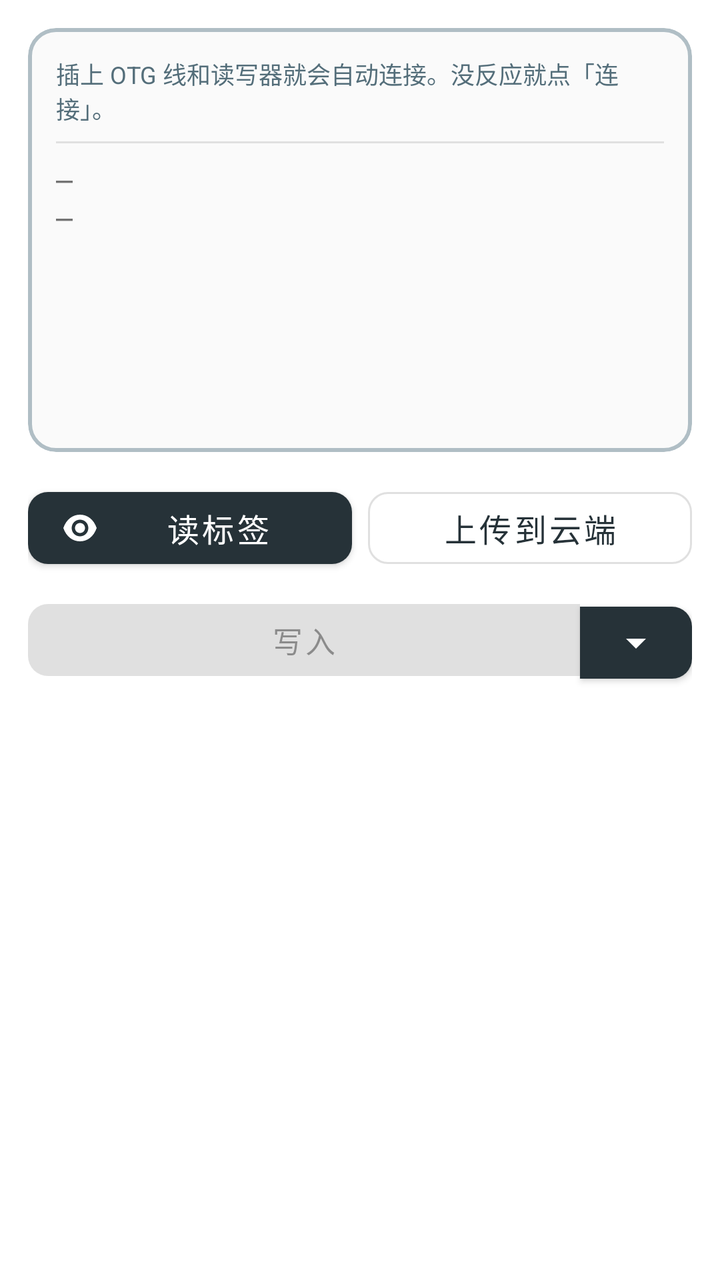
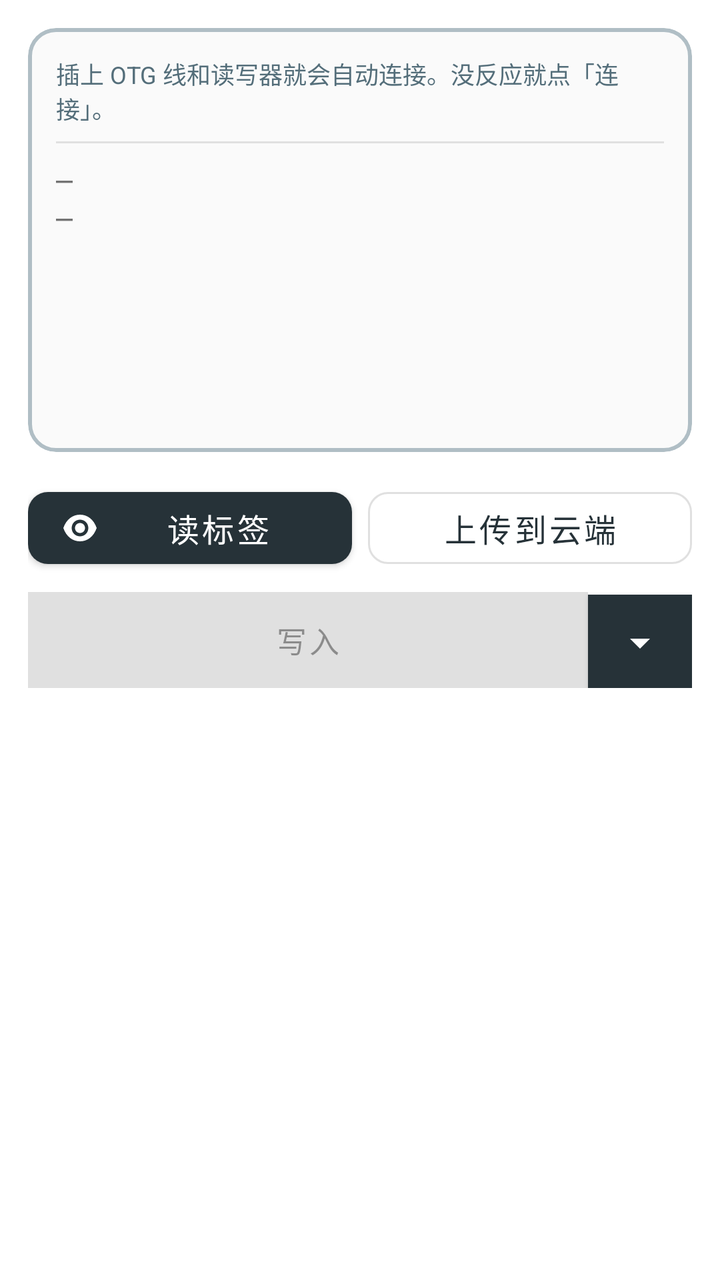

Screens rendered from an Android XML layout before and after an edit, with the pre-edit source and the edit as a unified diff.
<!-- AndroidManifest.xml: application theme Theme.UhfRfid -->
<!-- res/layout/fragment_home.xml -->
<?xml version="1.0" encoding="utf-8"?>
<androidx.core.widget.NestedScrollView xmlns:android="http://schemas.android.com/apk/res/android"
    xmlns:app="http://schemas.android.com/apk/res-auto"
    android:layout_width="match_parent"
    android:layout_height="match_parent"
    android:fillViewport="true">

    <LinearLayout
        android:layout_width="match_parent"
        android:layout_height="wrap_content"
        android:orientation="vertical"
        android:padding="14dp">

        
        <com.google.android.material.card.MaterialCardView
            android:id="@+id/panel"
            android:layout_width="match_parent"
            android:layout_height="212dp"
            app:cardBackgroundColor="#FAFAFA"
            app:cardCornerRadius="14dp"
            app:cardElevation="0dp"
            app:strokeColor="#B0BEC5"
            app:strokeWidth="2dp">

            <LinearLayout
                android:layout_width="match_parent"
                android:layout_height="match_parent"
                android:orientation="vertical"
                android:padding="14dp">

                <com.google.android.material.textview.MaterialTextView
                    android:id="@+id/statusText"
                    android:layout_width="match_parent"
                    android:layout_height="wrap_content"
                    android:ellipsize="end"
                    android:maxLines="2"
                    android:text="@string/no_device_hint"
                    android:textColor="#546E7A"
                    android:textSize="12sp" />

                <com.google.android.material.textview.MaterialTextView
                    android:id="@+id/hitName"
                    android:layout_width="match_parent"
                    android:layout_height="wrap_content"
                    android:layout_marginTop="4dp"
                    android:ellipsize="end"
                    android:maxLines="1"
                    android:textColor="#0D47A1"
                    android:textSize="22sp"
                    android:textStyle="bold"
                    android:visibility="gone" />

                <com.google.android.material.textview.MaterialTextView
                    android:id="@+id/hitSub"
                    android:layout_width="match_parent"
                    android:layout_height="wrap_content"
                    android:ellipsize="end"
                    android:maxLines="1"
                    android:fontFamily="monospace"
                    android:textColor="#1565C0"
                    android:textSize="12sp"
                    android:visibility="gone" />

                <View
                    android:layout_width="match_parent"
                    android:layout_height="1dp"
                    android:layout_marginTop="8dp"
                    android:layout_marginBottom="8dp"
                    android:background="#E0E0E0" />

                <com.google.android.material.textview.MaterialTextView
                    android:id="@+id/epcText"
                    android:layout_width="match_parent"
                    android:layout_height="wrap_content"
                    android:ellipsize="middle"
                    android:fontFamily="monospace"
                    android:maxLines="1"
                    android:text="—"
                    android:textIsSelectable="true"
                    android:textSize="14sp" />

                <com.google.android.material.textview.MaterialTextView
                    android:id="@+id/tidText"
                    android:layout_width="match_parent"
                    android:layout_height="wrap_content"
                    android:ellipsize="middle"
                    android:fontFamily="monospace"
                    android:maxLines="1"
                    android:text="—"
                    android:textIsSelectable="true"
                    android:textSize="14sp" />

                <com.google.android.material.textview.MaterialTextView
                    android:id="@+id/checkText"
                    android:layout_width="match_parent"
                    android:layout_height="wrap_content"
                    android:layout_marginTop="2dp"
                    android:ellipsize="end"
                    android:maxLines="1"
                    android:textSize="12sp"
                    android:textStyle="bold" />
            </LinearLayout>
        </com.google.android.material.card.MaterialCardView>

        
        <LinearLayout
            android:layout_width="match_parent"
            android:layout_height="wrap_content"
            android:layout_marginTop="14dp"
            android:orientation="horizontal">

            <com.google.android.material.button.MaterialButton
                android:id="@+id/readBtn"
                android:layout_width="0dp"
                android:layout_height="wrap_content"
                android:layout_weight="1"
                android:text="@string/read_short"
                android:textSize="16sp"
                app:cornerRadius="10dp"
                app:icon="@drawable/ic_read" />

            <com.google.android.material.button.MaterialButton
                android:id="@+id/uploadBtn"
                style="@style/Widget.MaterialComponents.Button.OutlinedButton"
                android:layout_width="0dp"
                android:layout_height="wrap_content"
                android:layout_marginStart="8dp"
                android:layout_weight="1"
                android:text="@string/cloud_upload"
                android:textSize="16sp"
                app:cornerRadius="10dp" />
        </LinearLayout>

        
        <LinearLayout
            android:layout_width="match_parent"
            android:layout_height="wrap_content"
            android:layout_marginTop="8dp"
            android:orientation="horizontal">

            <com.google.android.material.button.MaterialButton
                android:id="@+id/writeBtn"
                android:layout_width="0dp"
                android:layout_height="wrap_content"
                android:layout_weight="1"
                android:ellipsize="end"
                android:enabled="false"
                android:maxLines="1"
                android:text="@string/write_now"
                android:textSize="15sp"
                app:shapeAppearanceOverlay="@style/Shape.LeftHalf" />

            <com.google.android.material.button.MaterialButton
                android:id="@+id/pickWriteBtn"
                android:layout_width="wrap_content"
                android:layout_height="wrap_content"
                android:minWidth="56dp"
                android:paddingStart="10dp"
                android:paddingEnd="10dp"
                android:text=""
                app:icon="@drawable/ic_drop_down"
                app:iconGravity="textStart"
                app:iconPadding="0dp"
                app:shapeAppearanceOverlay="@style/Shape.RightHalf" />
        </LinearLayout>

    </LinearLayout>
</androidx.core.widget.NestedScrollView>
<!-- resources referenced by this layout -->
<resources>
  <!-- drawable ic_drop_down (drawable) -->
  <?xml version="1.0" encoding="utf-8"?>
  <vector xmlns:android="http://schemas.android.com/apk/res/android"
      android:width="24dp" android:height="24dp"
      android:viewportWidth="24" android:viewportHeight="24">
      <path android:fillColor="#FFFFFF" android:pathData="M7,10l5,5 5,-5z" />
  </vector>
  <!-- drawable ic_read (drawable) -->
  <?xml version="1.0" encoding="utf-8"?>
  <vector xmlns:android="http://schemas.android.com/apk/res/android"
      android:width="20dp" android:height="20dp"
      android:viewportWidth="24" android:viewportHeight="24">
      <path android:fillColor="#FFFFFF"
          android:pathData="M12,4C7.6,4 3.8,6.8 2,12c1.8,5.2 5.6,8 10,8s8.2,-2.8 10,-8C20.2,6.8 16.4,4 12,4zM12,17c-2.8,0 -5,-2.2 -5,-5s2.2,-5 5,-5s5,2.2 5,5S14.8,17 12,17zM12,9c-1.7,0 -3,1.3 -3,3s1.3,3 3,3s3,-1.3 3,-3S13.7,9 12,9z" />
  </vector>
  <string name="cloud_upload">上传到云端</string>
  <string name="no_device_hint">插上 OTG 线和读写器就会自动连接。没反应就点「连接」。</string>
  <string name="read_short">读标签</string>
  <string name="write_now">写入</string>
  <style name="Shape.LeftHalf" parent="">
          <item name="cornerFamily">rounded</item>
          <item name="cornerSizeTopLeft">10dp</item>
          <item name="cornerSizeBottomLeft">10dp</item>
          <item name="cornerSizeTopRight">0dp</item>
          <item name="cornerSizeBottomRight">0dp</item>
      </style>
  <style name="Shape.RightHalf" parent="">
          <item name="cornerFamily">rounded</item>
          <item name="cornerSizeTopLeft">0dp</item>
          <item name="cornerSizeBottomLeft">0dp</item>
          <item name="cornerSizeTopRight">10dp</item>
          <item name="cornerSizeBottomRight">10dp</item>
      </style>
  <style name="Theme.UhfRfid" parent="Theme.MaterialComponents.DayNight.NoActionBar">
          <item name="colorPrimary">#263238</item>
          <item name="colorPrimaryDark">#1B2429</item>
          <item name="colorAccent">#26A69A</item>
      </style>
</resources>

<!-- the commit's change to res/layout/fragment_home.xml (unified diff, before → after) -->
@@ -141,27 +141,40 @@
             <com.google.android.material.button.MaterialButton
                 android:id="@+id/writeBtn"
                 android:layout_width="0dp"
-                android:layout_height="wrap_content"
+                android:layout_height="48dp"
                 android:layout_weight="1"
                 android:ellipsize="end"
                 android:enabled="false"
+                android:insetBottom="0dp"
+                android:insetLeft="0dp"
+                android:insetRight="0dp"
+                android:insetTop="0dp"
                 android:maxLines="1"
                 android:text="@string/write_now"
                 android:textSize="15sp"
+                app:cornerRadius="0dp"
+                app:elevation="1dp"
                 app:shapeAppearanceOverlay="@style/Shape.LeftHalf" />
 
             <com.google.android.material.button.MaterialButton
                 android:id="@+id/pickWriteBtn"
-                android:layout_width="wrap_content"
-                android:layout_height="wrap_content"
-                android:minWidth="56dp"
-                android:paddingStart="10dp"
-                android:paddingEnd="10dp"
+                android:layout_width="52dp"
+                android:layout_height="48dp"
+                android:insetBottom="0dp"
+                android:insetLeft="0dp"
+                android:insetRight="0dp"
+                android:insetTop="0dp"
+                android:minWidth="0dp"
+                android:paddingStart="0dp"
+                android:paddingEnd="0dp"
                 android:text=""
+                app:cornerRadius="0dp"
+                app:elevation="1dp"
                 app:icon="@drawable/ic_drop_down"
                 app:iconGravity="textStart"
                 app:iconPadding="0dp"
-                app:shapeAppearanceOverlay="@style/Shape.RightHalf" />
+                app:shapeAppearanceOverlay="@style/Shape.RightHalf"
+                app:strokeWidth="0dp" />
         </LinearLayout>
 
     </LinearLayout>
